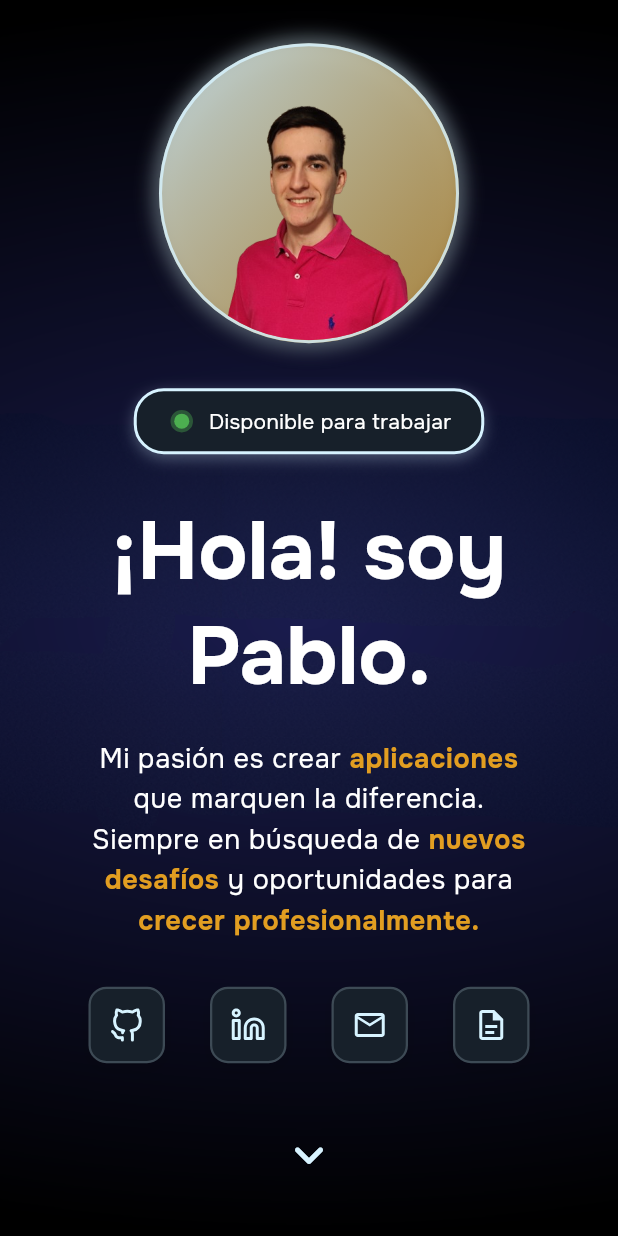
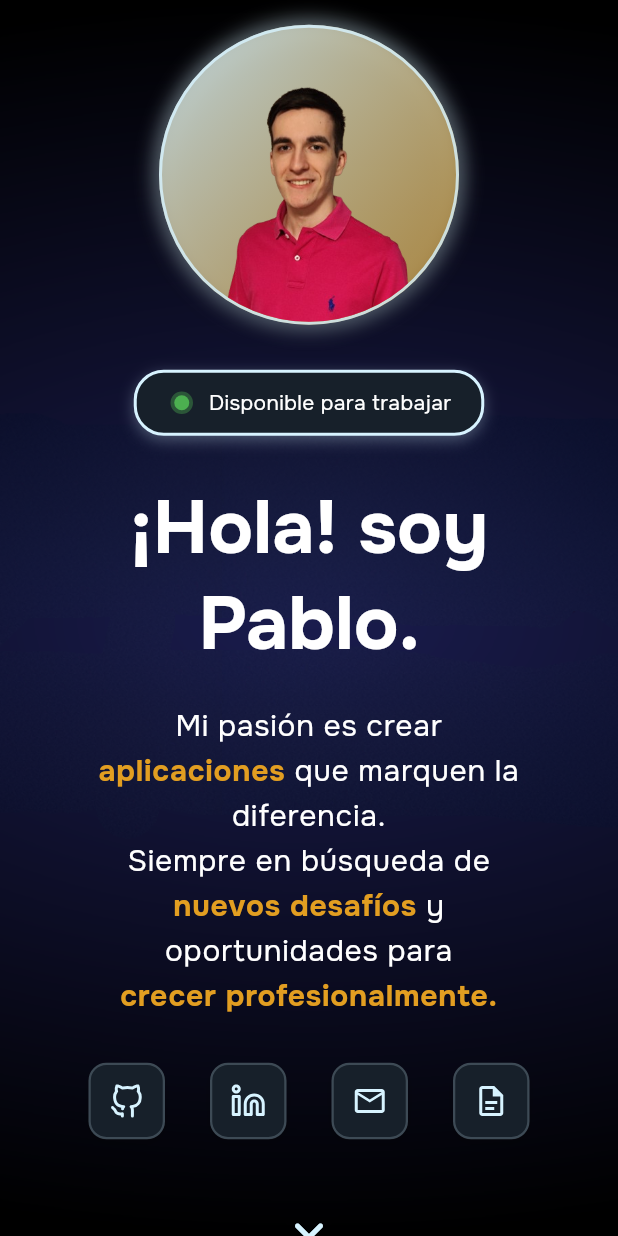
Before and after one commit to PPereaC/porfolio, a Flutter app: the screen it shows after launch, on a phone screen of 412 x 824 dp. Run offline on Flutter 3.47's test engine with Material 3 defaults, Android fonts, the phone set to English and light mode, and no system bars; our stand-ins replace animate_do, path_drawing.

Commit message:
update: Toques de diseño
- Tamaño de la letra en title large y body large.
- Altura antes de la foto.

```diff
--- a/lib/config/theme/app_theme.dart
+++ b/lib/config/theme/app_theme.dart
@@ -28,9 +28,9 @@ class AppTheme {
       colorScheme: colorScheme,
       fontFamily: 'Onest',
       textTheme: const TextTheme(
-        titleLarge: TextStyle(fontSize: 55, fontWeight: FontWeight.bold, color: Colors.white),
+        titleLarge: TextStyle(fontSize: 50, fontWeight: FontWeight.bold, color: Colors.white),
         titleMedium: TextStyle(fontSize: 32, fontWeight: FontWeight.bold, color: Colors.white),
-        bodyLarge: TextStyle(fontSize: 18, color: Colors.white),
+        bodyLarge: TextStyle(fontSize: 20, color: Colors.white),
         bodyMedium: TextStyle(fontSize: 14, color: Colors.white),
         labelLarge: TextStyle(fontSize: 16, fontWeight: FontWeight.w500, color: Colors.white),
       ),
--- a/lib/presentation/sections/introduction_section.dart
+++ b/lib/presentation/sections/introduction_section.dart
@@ -20,7 +20,7 @@ class IntroductionSection extends StatelessWidget {
           mainAxisAlignment: MainAxisAlignment.center,
           children: [
 
-            SizedBox(height: isMobile ? height * 0.03 : height * 0.1),
+            SizedBox(height: isMobile ? height * 0.02 : height * 0.1),
 
             // Foto de perfil
             const _HeaderPhoto(),
```
